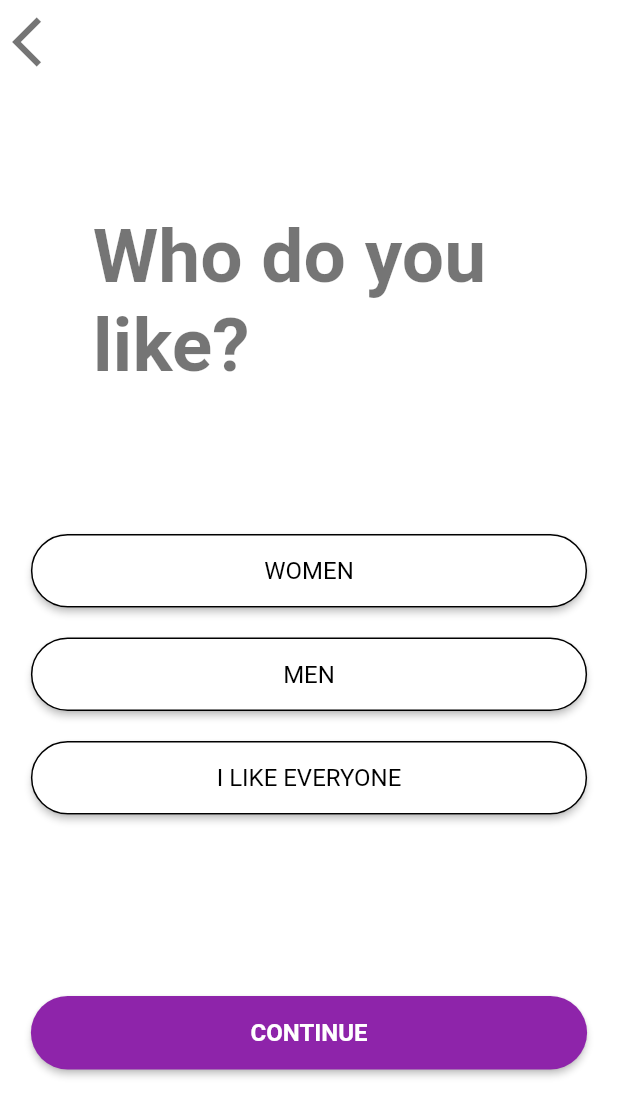
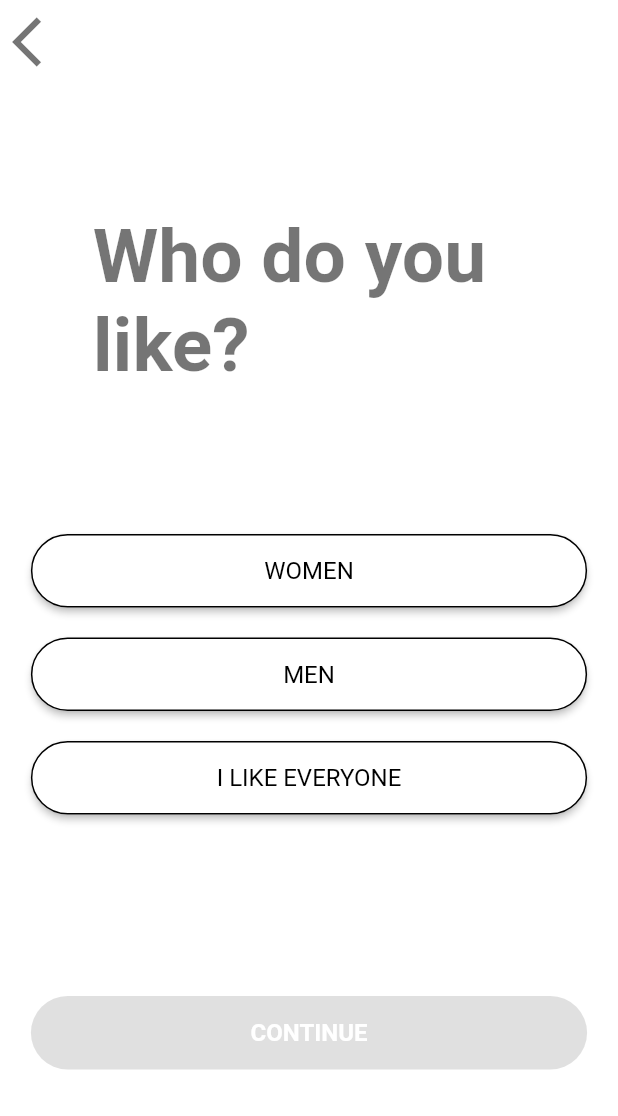
Before and after one commit to jgarzon26/gacha_gamer, a Flutter app: the Gender screen opened by its route, on a phone screen of 412 x 824 dp. Shown: the top 1116 px of the screen. Run offline on Flutter 3.47's test engine with Material 2 defaults, Android fonts, the phone set to English and light mode, and no system bars; our stand-ins replace flutter_svg.

Commit message:
adding gender provider

```diff
--- a/lib/components/proceed_button.dart
+++ b/lib/components/proceed_button.dart
@@ -2,16 +2,20 @@ import 'package:flutter/material.dart';
 
 class ProceedButton extends StatelessWidget {
   const ProceedButton({
-    super.key, required this.onPressed, required this.text,
+    super.key,
+    required this.onPressed,
+    required this.text,
   });
 
-  final VoidCallback onPressed;
+  final VoidCallback? onPressed;
   final String text;
 
   @override
   Widget build(BuildContext context) {
     return Padding(
-      padding: const EdgeInsets.symmetric(vertical: 25,),
+      padding: const EdgeInsets.symmetric(
+        vertical: 25,
+      ),
       child: FractionallySizedBox(
         widthFactor: 0.9,
         child: ElevatedButton(
@@ -22,9 +26,9 @@ class ProceedButton extends StatelessWidget {
           child: Text(
             text.toUpperCase(),
             style: Theme.of(context).textTheme.labelMedium?.copyWith(
-              color: Colors.white,
-              fontWeight: FontWeight.bold,
-            ),
+                  color: Colors.white,
+                  fontWeight: FontWeight.bold,
+                ),
           ),
         ),
       ),
--- /dev/null
+++ b/lib/providers/gender_provider.dart
@@ -0,0 +1,15 @@
+import 'package:flutter/material.dart';
+
+enum Gender { female, male, both }
+
+class GenderProvider extends ValueNotifier<Gender> {
+  GenderProvider.instance() : super(Gender.female);
+  static final GenderProvider _instance = GenderProvider.instance();
+
+  factory GenderProvider() => _instance;
+
+  void setGender(int index) {
+    value = Gender.values[index];
+    notifyListeners();
+  }
+}
--- a/lib/screens/gender/gender.dart
+++ b/lib/screens/gender/gender.dart
@@ -1,11 +1,18 @@
 import 'package:flutter/material.dart';
 import 'package:gacha_gamer/components/proceed_button.dart';
+import 'package:gacha_gamer/providers/gender_provider.dart';
 
 import '../../constants.dart';
 
-class Gender extends StatelessWidget {
-  Gender({Key? key}) : super(key: key);
-  final Map<String, int?> selectedIndex = {'index': null};
+class Gender extends StatefulWidget {
+  const Gender({Key? key}) : super(key: key);
+
+  @override
+  State<Gender> createState() => _GenderState();
+}
+
+class _GenderState extends State<Gender> {
+  int? selectedIndex = null;
 
   @override
   Widget build(BuildContext context) {
@@ -37,8 +44,7 @@ class Gender extends StatelessWidget {
               textAlign: TextAlign.left,
             ),
           ),
-          StatefulBuilder(builder: (context, setState) {
-            return ListView.builder(
+          ListView.builder(
             shrinkWrap: true,
             itemBuilder: (context, index) {
               return Padding(
@@ -49,14 +55,14 @@ class Gender extends StatelessWidget {
                   widthFactor: 0.9,
                   child: ElevatedButton(
                     style: ElevatedButton.styleFrom(
-                        backgroundColor: (selectedIndex['index'] == index)
+                      backgroundColor: (selectedIndex == index)
                           ? Colors.purple[600]
                           : Colors.white,
                       shape: RoundedRectangleBorder(
                         borderRadius:
                             const BorderRadius.all(Radius.circular(50)),
                         side: BorderSide(
-                            color: (selectedIndex['index'] == index)
+                          color: (selectedIndex == index)
                               ? Colors.transparent
                               : Colors.black,
                           width: 1,
@@ -64,13 +70,12 @@ class Gender extends StatelessWidget {
                       ),
                     ),
                     onPressed: () {
-                        setState(() => selectedIndex['index'] = index);
+                      setState(() => selectedIndex = index);
                     },
                     child: Text(
                       gender[index].toUpperCase(),
-                        style:
-                            Theme.of(context).textTheme.labelMedium?.copyWith(
-                                  color: (selectedIndex['index'] == index)
+                      style: Theme.of(context).textTheme.labelMedium?.copyWith(
+                            color: (selectedIndex == index)
                                 ? Colors.white
                                 : Colors.black,
                           ),
@@ -80,10 +85,13 @@ class Gender extends StatelessWidget {
               );
             },
             itemCount: 3,
-            );
-          }),
+          ),
           ProceedButton(
-            onPressed: () {},
+            onPressed: selectedIndex == null
+                ? null
+                : () {
+                    GenderProvider().setGender(selectedIndex!);
+                  },
             text: "Continue",
           ),
         ],
```
Lines whose indentation alone changed are shown as unchanged.
